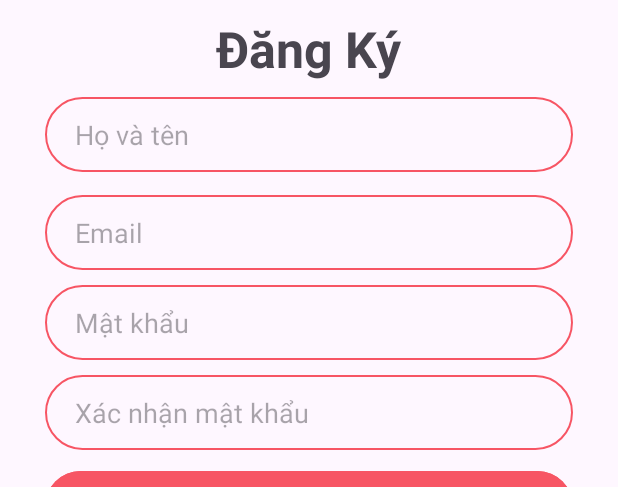
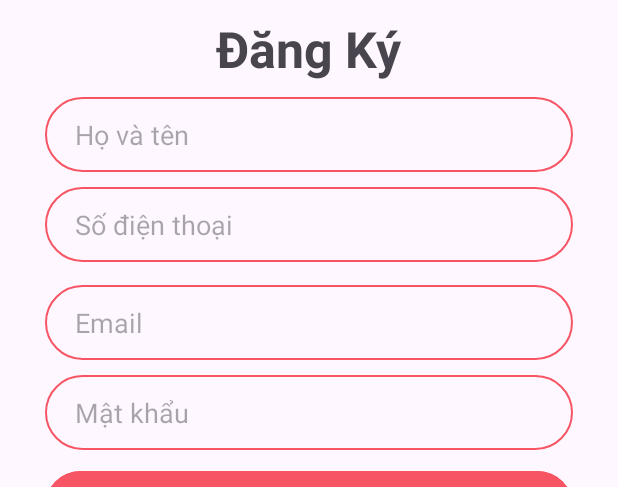
Before and after one commit to Nguyennhuttan2004/DoAn-MobileApp, an Android app: the DangKyActivity screen opened directly, with no data from a screen before it, on a phone screen of 412 x 824 dp, the part 204-691 px from its top. Run offline under Robolectric (Android 15) with nearby library versions, the phone set to English and light mode, and no system bars; our stand-ins replace Firebase (no records; nobody signed in at launch, a user with empty details on screens opened directly).

Commit message:
chinh nho

```diff
--- a/app/src/main/java/Activity/ChiTietActivity.java
+++ b/app/src/main/java/Activity/ChiTietActivity.java
@@ -18,7 +18,7 @@ import Helper.ManagmentGiohang;
 import model.SanPham;
 
 public class ChiTietActivity extends AppCompatActivity {
-    Toolbar toolbar = findViewById(R.id.tbDetailSP);
+    Toolbar toolbar;
     Button btnThemvaogiohang;
     TextView txtTensp,txtGiasp,txtMotachitiet,txtNumber,btnTru,btnCong;
     ImageView ivHinhSP;
@@ -74,6 +74,7 @@ public class ChiTietActivity extends AppCompatActivity {
         ivHinhSP=findViewById(R.id.ivHinhSP);
     }
     private void ToolbarBack() {
+        toolbar = findViewById(R.id.tbDetailSP);
         setSupportActionBar(toolbar);
         getSupportActionBar().setDisplayHomeAsUpEnabled(true);
     }
--- a/app/src/main/java/Activity/DangKyActivity.java
+++ b/app/src/main/java/Activity/DangKyActivity.java
@@ -20,7 +20,7 @@ import com.google.firebase.auth.AuthResult;
 import com.google.firebase.auth.FirebaseAuth;
 
 public class DangKyActivity extends AppCompatActivity {
-    EditText edtHoTen,edtEmail,edtPass,edtRePass;
+    EditText edtHoTen,edtEmail,edtPass,edtPhone;
     Button btnSignUp;
     TextView txtSignIn;
     ImageView ivSIFB,ivSIGG;
@@ -38,7 +38,7 @@ public class DangKyActivity extends AppCompatActivity {
         edtHoTen=findViewById(R.id.edtHoTen);
         edtEmail=findViewById(R.id.edtEmail);
         edtPass=findViewById(R.id.edtPass);
-        edtRePass=findViewById(R.id.edtRePass);
+        edtPhone=findViewById(R.id.edtPhone);
         btnSignUp=findViewById(R.id.btnSignUp);
         txtSignIn=findViewById(R.id.txtSignIn);
     }
--- a/app/src/main/java/Activity/MainActivity.java
+++ b/app/src/main/java/Activity/MainActivity.java
@@ -183,7 +183,7 @@ public class MainActivity extends AppCompatActivity implements NavigationView.On
             }
         });
     }
-    @Override
+    /*@Override
     protected void onStart() {
         super.onStart();
         FirebaseUser currentUser = mAuth.getCurrentUser();
@@ -193,5 +193,5 @@ public class MainActivity extends AppCompatActivity implements NavigationView.On
             Intent it = new Intent(MainActivity.this, DangNhapActivity.class);
             startActivity(it);
         }
-    }
+    }*/
 }
--- a/app/src/main/java/Activity/NguoidungActivity.java
+++ b/app/src/main/java/Activity/NguoidungActivity.java
@@ -11,7 +11,7 @@ import android.view.MenuItem;
 import com.example.doan_mobileapp.R;
 
 public class NguoidungActivity extends AppCompatActivity {
-    Toolbar toolbar=findViewById(R.id.tbNgdung);
+    Toolbar toolbar;
     @Override
     protected void onCreate(Bundle savedInstanceState) {
         super.onCreate(savedInstanceState);
@@ -26,6 +26,7 @@ public class NguoidungActivity extends AppCompatActivity {
     private void addEvent() {
     }
     private void ToolbarBack() {
+        toolbar=findViewById(R.id.tbNgdung);
         setSupportActionBar(toolbar);
         getSupportActionBar().setDisplayHomeAsUpEnabled(true);
     }
--- a/app/src/main/res/layout/activity_dang_ky.xml
+++ b/app/src/main/res/layout/activity_dang_ky.xml
@@ -7,7 +7,6 @@
     tools:context="Activity.DangKyActivity"
     android:orientation="vertical"
     android:padding="30dp">
-
 
     <ImageView
         android:layout_width="wrap_content"
@@ -28,11 +27,21 @@
         android:layout_width="match_parent"
         android:layout_height="50dp"
         android:hint="Họ và tên"
-        android:inputType="textPassword"
+        android:inputType="text"
         android:textSize="18sp"
         android:paddingLeft="20dp"
         android:background="@drawable/edittext_background"
         android:layout_marginTop="10dp" />
+    <EditText
+        android:id="@+id/edtPhone"
+        android:layout_width="match_parent"
+        android:layout_height="50dp"
+        android:hint="Số điện thoại"
+        android:inputType="phone"
+        android:textSize="18sp"
+        android:paddingLeft="20dp"
+        android:background="@drawable/edittext_background"
+        android:layout_marginTop="10dp"/>
     <EditText
         android:id="@+id/edtEmail"
         android:layout_width="match_parent"
@@ -48,16 +57,6 @@
         android:layout_width="match_parent"
         android:layout_height="50dp"
         android:hint="Mật khẩu"
-        android:inputType="textPassword"
-        android:textSize="18sp"
-        android:paddingLeft="20dp"
-        android:background="@drawable/edittext_background"
-        android:layout_marginTop="10dp"/>
-    <EditText
-        android:id="@+id/edtRePass"
-        android:layout_width="match_parent"
-        android:layout_height="50dp"
-        android:hint="Xác nhận mật khẩu"
         android:inputType="textPassword"
         android:textSize="18sp"
         android:paddingLeft="20dp"
```
Also changed, not shown: app/src/main/java/Activity/DanhMucActivity.java (+6 -3 lines), app/src/main/java/Activity/GioHangActivity.java (+1 -12 lines), app/src/main/java/Adapter/CartAdapter.java (+5 -16 lines).
